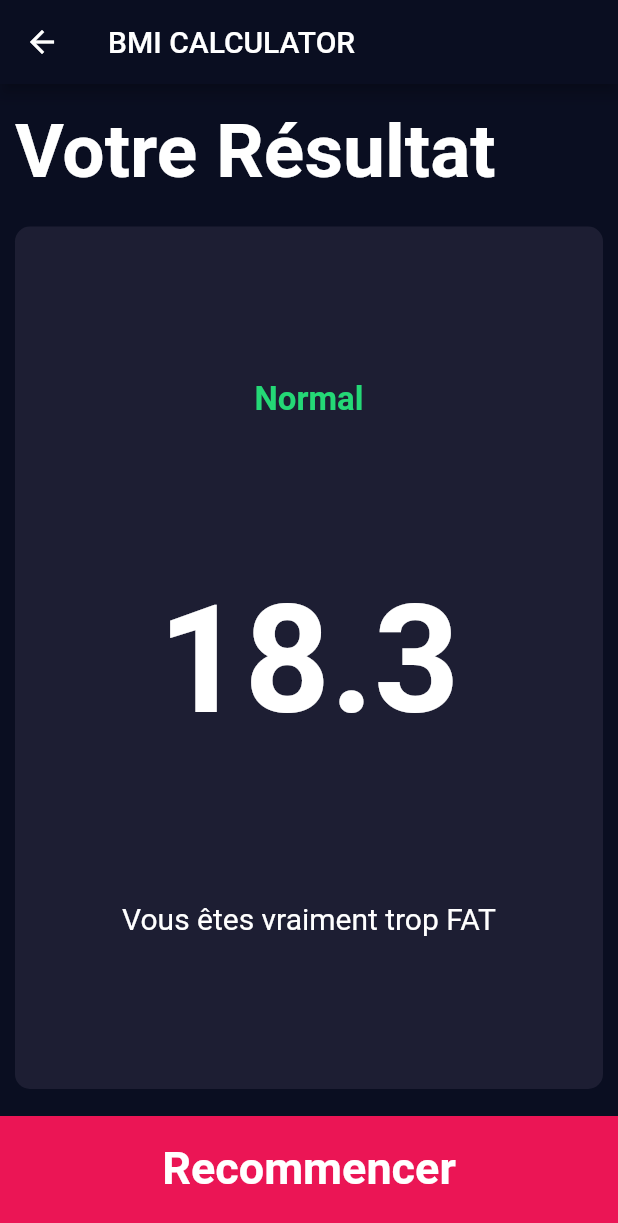
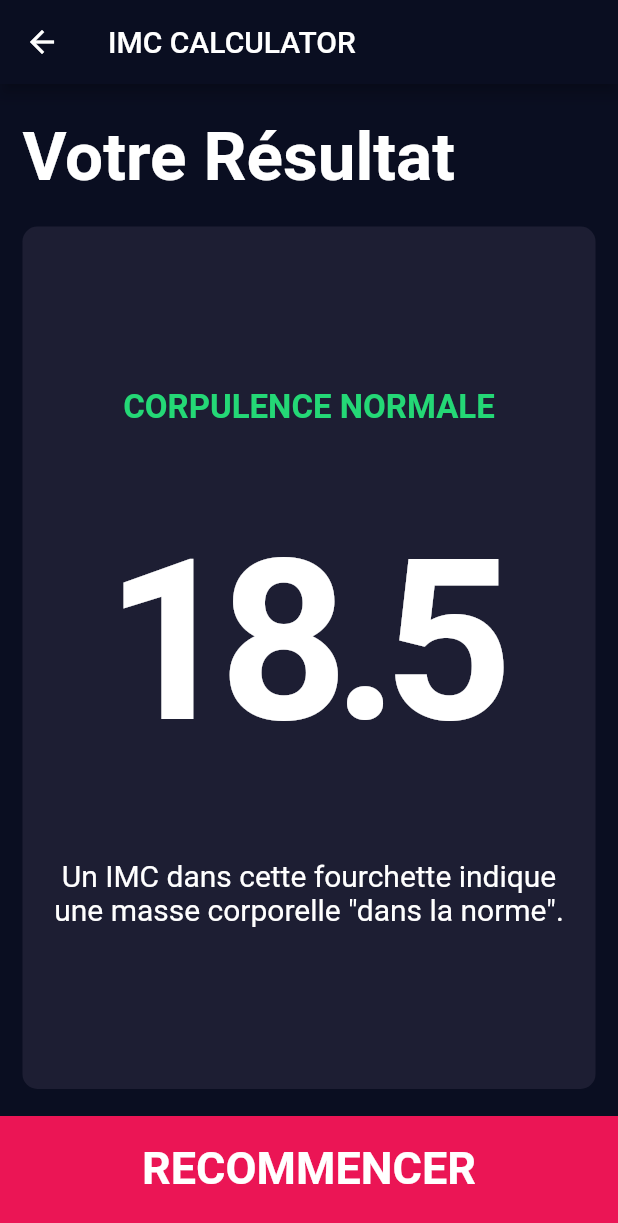
Before and after one commit to jbty/flutter_bmi_app, a Flutter app: the screen it shows after launch, after a tap on "CALCULER", on a phone screen of 412 x 824 dp. Shown: the top 1223 px of the screen. Run offline on Flutter 3.47's test engine with Material 2 defaults, Android fonts, the phone set to English and light mode, and no system bars; our stand-ins replace font_awesome_flutter.

Commit message:
finish project
Signed-off-by: Jean-Baptiste THERY <jnb.thery@gmail.com>

```diff
--- /dev/null
+++ b/lib/calculator_brain.dart
@@ -0,0 +1,47 @@
+import 'dart:math';
+
+class CalculatorBrain {
+  final int height;
+  final int weight;
+
+  double _bmi;
+
+  CalculatorBrain({this.height, this.weight});
+
+  String calculateBMI() {
+    _bmi = weight / pow(height / 100, 2);
+    return _bmi.toStringAsFixed(1);
+  }
+
+  String getResult() {
+    if (_bmi > 40) {
+      return 'Obésité morbide ou massive';
+    } else if (_bmi > 35 && _bmi <= 40) {
+      return 'Obésité sévère';
+    } else if (_bmi > 30 && _bmi <= 35) {
+      return 'Obésité modérée';
+    } else if (_bmi > 25 && _bmi <= 30) {
+      return 'Surpoids';
+    } else if (_bmi > 18.5 && _bmi <= 25) {
+      return 'Corpulence normale';
+    } else if (_bmi > 16.5 && _bmi <= 18.5) {
+      return 'Maigreur';
+    } else {
+      return 'Dénutrition';
+    }
+  }
+
+  String getInterpretation() {
+    if (_bmi > 30) {
+      return "Un IMC supérieur à 30 suffit au diagnostic de l'obésité.";
+    } else if (_bmi > 25 && _bmi <= 30) {
+      return 'Un surpoids entraine des risques pour la santé supplémentaire. Un meilleur équilibre alimentaire et une plus grande activité physique sont des solutions.';
+    } else if (_bmi > 18.5 && _bmi <= 25) {
+      return 'Un IMC dans cette fourchette indique une masse corporelle "dans la norme".';
+    } else if (_bmi > 16.5 && _bmi <= 18.5) {
+      return 'Maigreur';
+    } else {
+      return "La dénutrition est caractérisé par une perte de masse grasse et de muscle. Plus la dénutrition est importante, plus l'IMC est faible.";
+    }
+  }
+}
--- a/lib/constants.dart
+++ b/lib/constants.dart
@@ -1,4 +1,6 @@
 import 'package:flutter/material.dart';
+
+const String kAppTitle = 'IMC CALCULATOR';
 
 const Color kActiveCardColor = Color(0xFF1D1E33);
 const Color kCardColor = Color(0xFF111328);
@@ -22,7 +24,7 @@ const kBigTextStyle = TextStyle(
 );
 
 const kTitleTextStyle = TextStyle(
-  fontSize: 50.0,
+  fontSize: 45.0,
   fontWeight: FontWeight.bold,
 );
 
@@ -33,8 +35,9 @@ const kResultTextStyle = TextStyle(
 );
 
 const kBmiTextStyle = TextStyle(
-  fontSize: 100.0,
+  fontSize: 150.0,
   fontWeight: FontWeight.bold,
+  letterSpacing: -10.0,
 );
 
 const kBodyTextStyle = TextStyle(
--- a/lib/input_page.dart
+++ b/lib/input_page.dart
@@ -1,3 +1,4 @@
+import 'package:bmi_calculator/calculator_brain.dart';
 import 'package:bmi_calculator/components/bmi_card_content.dart';
 import 'package:bmi_calculator/components/bottom_btn.dart';
 import 'package:bmi_calculator/components/round_icon_btn.dart';
@@ -29,11 +30,13 @@ class _InputPageState extends State<InputPage> {
   Widget build(BuildContext context) {
     return Scaffold(
       appBar: AppBar(
-        title: Text('IMC CALCULATOR'),
+        title: Text(kAppTitle),
       ),
       body: Column(
         children: [
           Expanded(
+            child: Container(
+              padding: EdgeInsets.symmetric(horizontal: 5.0),
               child: Row(
                 children: [
                   Expanded(
@@ -71,10 +74,13 @@ class _InputPageState extends State<InputPage> {
                 ],
               ),
             ),
+          ),
           Expanded(
             child: Row(
               children: [
                 Expanded(
+                  child: Container(
+                    padding: EdgeInsets.symmetric(horizontal: 5.0),
                     child: BmiCard(
                       color: kActiveCardColor,
                       cardChild: Column(
@@ -130,10 +136,13 @@ class _InputPageState extends State<InputPage> {
                       ),
                     ),
                   ),
+                ),
               ],
             ),
           ),
           Expanded(
+            child: Container(
+              padding: EdgeInsets.symmetric(horizontal: 5.0),
               child: Row(
                 children: [
                   Expanded(
@@ -223,13 +232,21 @@ class _InputPageState extends State<InputPage> {
                 ],
               ),
             ),
+          ),
           BottomBtn(
             buttonTitle: "CALCULER",
             onTap: () {
+              CalculatorBrain calc =
+                  CalculatorBrain(height: _height, weight: _weight);
+
               Navigator.push(
                 context,
                 MaterialPageRoute(builder: (context) {
-                  return ResultPage();
+                  return ResultPage(
+                    bmiResult: calc.calculateBMI(),
+                    resultText: calc.getResult(),
+                    interpretation: calc.getInterpretation(),
+                  );
                 }),
               );
             },
--- a/lib/result_page.dart
+++ b/lib/result_page.dart
@@ -9,11 +9,20 @@ import 'package:flutter/widgets.dart';
 import 'constants.dart';
 
 class ResultPage extends StatelessWidget {
+  final String bmiResult;
+  final String resultText;
+  final String interpretation;
+
+  ResultPage(
+      {@required this.bmiResult,
+      @required this.resultText,
+      @required this.interpretation});
+
   @override
   Widget build(BuildContext context) {
     return Scaffold(
       appBar: AppBar(
-        title: Text("BMI CALCULATOR"),
+        title: Text(kAppTitle),
       ),
       body: Column(
         mainAxisAlignment: MainAxisAlignment.spaceEvenly,
@@ -21,7 +30,7 @@ class ResultPage extends StatelessWidget {
         children: <Widget>[
           Expanded(
             child: Container(
-              padding: EdgeInsets.all(10.0),
+              padding: EdgeInsets.symmetric(horizontal: 15.0, vertical: 10.0),
               alignment: Alignment.bottomLeft,
               child: Text(
                 "Votre Résultat",
@@ -31,31 +40,40 @@ class ResultPage extends StatelessWidget {
           ),
           Expanded(
             flex: 7,
+            child: Container(
+              padding: EdgeInsets.symmetric(horizontal: 5.0),
               child: BmiCard(
                 color: kActiveCardColor,
-              cardChild: Column(
-                mainAxisAlignment: MainAxisAlignment.spaceEvenly,
+                cardChild: Padding(
+                  padding: const EdgeInsets.symmetric(vertical: 80.0),
+                  child: Column(
+                    mainAxisAlignment: MainAxisAlignment.spaceAround,
                     crossAxisAlignment: CrossAxisAlignment.center,
                     children: <Widget>[
                       Text(
-                    "Normal",
+                        resultText.toUpperCase(),
                         style: kResultTextStyle,
                       ),
                       Text(
-                    "18.3",
+                        bmiResult,
                         style: kBmiTextStyle,
                       ),
-                  Text(
-                    "Vous êtes vraiment trop FAT",
+                      Padding(
+                        padding: const EdgeInsets.symmetric(horizontal: 10.0),
+                        child: Text(
+                          interpretation,
                           textAlign: TextAlign.center,
                           style: kBodyTextStyle,
+                        ),
                       ),
                     ],
                   ),
                 ),
               ),
+            ),
+          ),
           BottomBtn(
-            buttonTitle: "Recommencer",
+            buttonTitle: "RECOMMENCER",
             onTap: () {
               Navigator.pop(context);
             },
```
Lines whose indentation alone changed are shown as unchanged.
